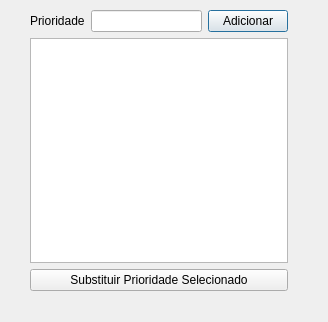
brunosr1985/TCC_NayBru, file cadastroprioridade.ui: the form before one commit.
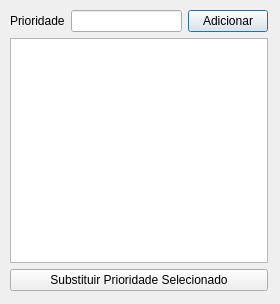
The form after the commit.

```diff
--- a/cadastroprioridade.ui
+++ b/cadastroprioridade.ui
@@ -6,14 +6,14 @@
    <rect>
     <x>0</x>
     <y>0</y>
-    <width>328</width>
-    <height>322</height>
+    <width>280</width>
+    <height>304</height>
    </rect>
   </property>
   <property name="minimumSize">
    <size>
-    <width>328</width>
-    <height>322</height>
+    <width>280</width>
+    <height>304</height>
    </size>
   </property>
   <property name="windowTitle">
@@ -22,7 +22,7 @@
   <widget class="QWidget" name="layoutWidget">
    <property name="geometry">
     <rect>
-     <x>30</x>
+     <x>10</x>
      <y>10</y>
      <width>258</width>
      <height>281</height>
```
Left out of the diff: 4 changed lines with no effect on the pictures.
